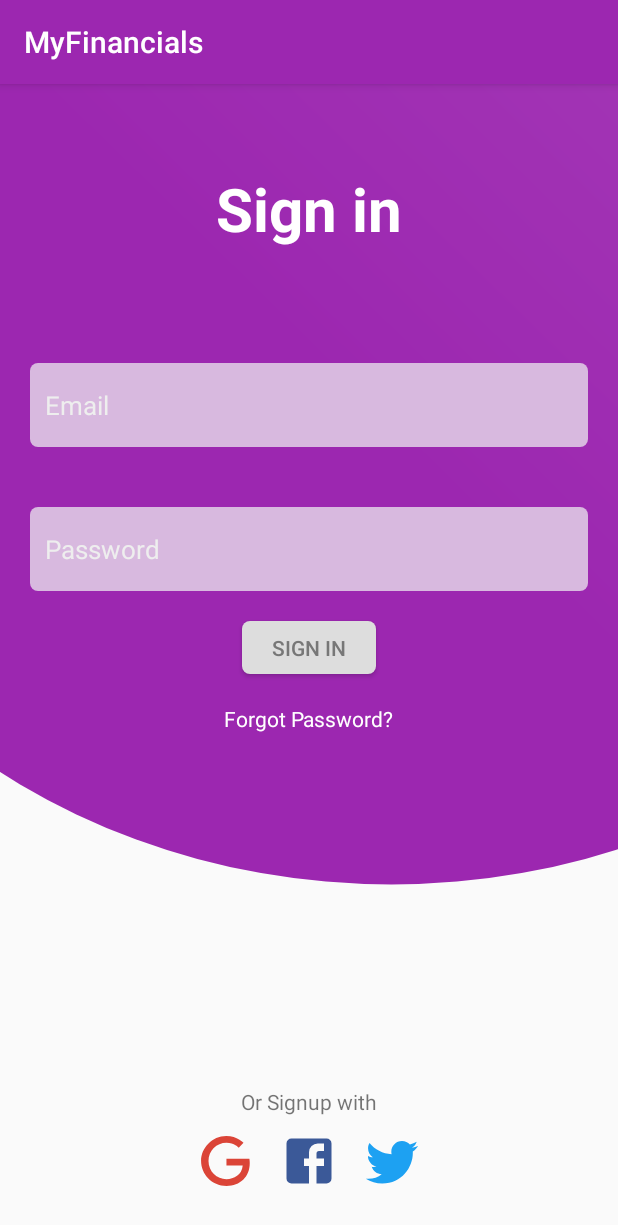
After one commit to ranwang21/android_finance_record_app, an Android app: the LoginActivity screen opened directly, with no data from a screen before it, on a phone screen of 412 x 824 dp. The commit adds this screen. Shown: the top 1225 px of the screen. Run offline under Robolectric (Android 15) with nearby library versions, the phone set to English and light mode, and no system bars.

Commit message:
user interface done

```diff
--- a/app/build.gradle
+++ b/app/build.gradle
@@ -33,4 +33,5 @@ dependencies {
     testImplementation 'junit:junit:4.12'
     androidTestImplementation 'androidx.test.ext:junit:1.1.0'
     androidTestImplementation 'androidx.test.espresso:espresso-core:3.1.1'
+    implementation 'com.facebook.android:facebook-login:[4,5)'
 }
--- a/app/src/main/AndroidManifest.xml
+++ b/app/src/main/AndroidManifest.xml
@@ -9,7 +9,10 @@
         android:roundIcon="@drawable/app_icon"
         android:supportsRtl="true"
         android:theme="@style/AppTheme">
-        <activity android:name=".ChartActivity"></activity>
+        <activity android:name=".LoginActivity">
+
+        </activity>
+        <activity android:name=".ChartActivity" />
         <activity android:name=".AddNewActivity" />
         <activity android:name=".MainActivity">
             <intent-filter>
--- /dev/null
+++ b/app/src/main/java/com/example/myfinancials/LoginActivity.java
@@ -0,0 +1,28 @@
+package com.example.myfinancials;
+
+import androidx.appcompat.app.AppCompatActivity;
+
+import android.os.Build;
+import android.os.Bundle;
+import android.view.Window;
+import android.view.WindowManager;
+import android.widget.Button;
+import android.widget.EditText;
+
+
+public class LoginActivity extends AppCompatActivity {
+
+    Button btn_sign;
+    EditText edt_email, edt_password;
+    @Override
+    protected void onCreate(Bundle savedInstanceState) {
+        if (Build.VERSION.SDK_INT >= Build.VERSION_CODES.KITKAT) {
+            Window w = getWindow();
+            w.setFlags(WindowManager.LayoutParams.FLAG_LAYOUT_NO_LIMITS, WindowManager.LayoutParams.FLAG_LAYOUT_NO_LIMITS);
+            super.onCreate(savedInstanceState);
+            setContentView(R.layout.activity_login);
+            btn_sign = findViewById(R.id.btn_signIn);
+
+        }
+    }
+}
--- /dev/null
+++ b/app/src/main/res/drawable/facebook_box.xml
@@ -0,0 +1,8 @@
+<!-- drawable/facebook-box.xml -->
+<vector xmlns:android="http://schemas.android.com/apk/res/android"
+    android:height="24dp"
+    android:width="24dp"
+    android:viewportWidth="24"
+    android:viewportHeight="24">
+    <path android:fillColor="#3b5998" android:pathData="M5,3H19A2,2 0 0,1 21,5V19A2,2 0 0,1 19,21H5A2,2 0 0,1 3,19V5A2,2 0 0,1 5,3M18,5H15.5A3.5,3.5 0 0,0 12,8.5V11H10V14H12V21H15V14H18V11H15V9A1,1 0 0,1 16,8H18V5Z" />
+</vector>
--- /dev/null
+++ b/app/src/main/res/drawable/google.xml
@@ -0,0 +1,8 @@
+<!-- drawable/google.xml -->
+<vector xmlns:android="http://schemas.android.com/apk/res/android"
+    android:height="24dp"
+    android:width="24dp"
+    android:viewportWidth="24"
+    android:viewportHeight="24">
+    <path android:fillColor="#DB4437" android:pathData="M21.35,11.1H12.18V13.83H18.69C18.36,17.64 15.19,19.27 12.19,19.27C8.36,19.27 5,16.25 5,12C5,7.9 8.2,4.73 12.2,4.73C15.29,4.73 17.1,6.7 17.1,6.7L19,4.72C19,4.72 16.56,2 12.1,2C6.42,2 2.03,6.8 2.03,12C2.03,17.05 6.16,22 12.25,22C17.6,22 21.5,18.33 21.5,12.91C21.5,11.76 21.35,11.1 21.35,11.1V11.1Z" />
+</vector>
--- /dev/null
+++ b/app/src/main/res/drawable/ic_login.xml
@@ -0,0 +1,27 @@
+<vector xmlns:android="http://schemas.android.com/apk/res/android"
+    xmlns:aapt="http://schemas.android.com/aapt"
+    android:width="512dp"
+    android:height="512dp"
+    android:viewportWidth="512"
+    android:viewportHeight="512">
+    <group>
+        <clip-path android:pathData="M0,0h512v512h-512z M 0,0" />
+        <path android:pathData="M-70.0,115.0a371.5,330.0,0,1,0,743.0,0.0a371.5,330.0,0,1,0,-743.0,0.0z">
+            <aapt:attr name="android:fillColor">
+                <gradient
+                    android:endX="3084"
+                    android:endY="-2705"
+                    android:startX="270"
+                    android:startY="169"
+                    android:type="linear">
+                    <item
+                        android:color="#9C27B0"
+                        android:offset="0" />
+                    <item
+                        android:color="#FFFFFFFF"
+                        android:offset="1" />
+                </gradient>
+            </aapt:attr>
+        </path>
+    </group>
+</vector>
--- /dev/null
+++ b/app/src/main/res/drawable/rounded_corner.xml
@@ -0,0 +1,10 @@
+<?xml version="1.0" encoding="UTF-8"?>
+<shape xmlns:android="http://schemas.android.com/apk/res/android">
+    <solid android:color="@color/colorPrimaryDark" />
+
+    <corners
+        android:bottomLeftRadius="5dip"
+        android:bottomRightRadius="5dip"
+        android:topLeftRadius="5dip"
+        android:topRightRadius="5dip" />
+</shape>
--- /dev/null
+++ b/app/src/main/res/drawable/rounded_corner_button.xml
@@ -0,0 +1,10 @@
+<?xml version="1.0" encoding="UTF-8"?>
+<shape xmlns:android="http://schemas.android.com/apk/res/android">
+    <solid android:color="#ddd" />
+
+    <corners
+        android:bottomLeftRadius="5dip"
+        android:bottomRightRadius="5dip"
+        android:topLeftRadius="5dip"
+        android:topRightRadius="5dip" />
+</shape>
--- /dev/null
+++ b/app/src/main/res/drawable/twitter.xml
@@ -0,0 +1,8 @@
+<!-- drawable/twitter.xml -->
+<vector xmlns:android="http://schemas.android.com/apk/res/android"
+    android:height="24dp"
+    android:width="24dp"
+    android:viewportWidth="24"
+    android:viewportHeight="24">
+    <path android:fillColor="#1DA1F2" android:pathData="M22.46,6C21.69,6.35 20.86,6.58 20,6.69C20.88,6.16 21.56,5.32 21.88,4.31C21.05,4.81 20.13,5.16 19.16,5.36C18.37,4.5 17.26,4 16,4C13.65,4 11.73,5.92 11.73,8.29C11.73,8.63 11.77,8.96 11.84,9.27C8.28,9.09 5.11,7.38 3,4.79C2.63,5.42 2.42,6.16 2.42,6.94C2.42,8.43 3.17,9.75 4.33,10.5C3.62,10.5 2.96,10.3 2.38,10C2.38,10 2.38,10 2.38,10.03C2.38,12.11 3.86,13.85 5.82,14.24C5.46,14.34 5.08,14.39 4.69,14.39C4.42,14.39 4.15,14.36 3.89,14.31C4.43,16 6,17.26 7.89,17.29C6.43,18.45 4.58,19.13 2.56,19.13C2.22,19.13 1.88,19.11 1.54,19.07C3.44,20.29 5.7,21 8.12,21C16,21 20.33,14.46 20.33,8.79C20.33,8.6 20.33,8.42 20.32,8.23C21.16,7.63 21.88,6.87 22.46,6Z" />
+</vector>
--- /dev/null
+++ b/app/src/main/res/layout/activity_login.xml
@@ -0,0 +1,128 @@
+<?xml version="1.0" encoding="utf-8"?>
+<RelativeLayout xmlns:android="http://schemas.android.com/apk/res/android"
+    xmlns:app="http://schemas.android.com/apk/res-auto"
+    xmlns:tools="http://schemas.android.com/tools"
+    android:layout_width="match_parent"
+    android:layout_height="match_parent"
+    tools:context=".MainActivity">
+
+    <LinearLayout
+        android:layout_width="match_parent"
+        android:layout_height="match_parent"
+        android:orientation="vertical">
+
+        <ImageView
+            android:layout_width="match_parent"
+            android:layout_height="0dp"
+            android:layout_weight="4"
+            android:scaleType="centerCrop"
+            android:src="@drawable/ic_login" />
+
+        <View
+            android:layout_width="match_parent"
+            android:layout_height="0dp"
+            android:layout_weight="1" />
+    </LinearLayout>
+
+
+    <LinearLayout
+        android:layout_width="match_parent"
+        android:layout_height="wrap_content"
+        android:gravity="center"
+        android:orientation="vertical">
+
+        <TextView
+            android:layout_width="wrap_content"
+            android:layout_height="wrap_content"
+            android:layout_margin="?actionBarSize"
+            android:text="@string/signin"
+            android:textColor="#fff"
+            android:textSize="40sp"
+            android:textStyle="bold" />
+
+        <EditText
+            android:id="@+id/edt_email"
+            android:layout_width="match_parent"
+            android:layout_height="?actionBarSize"
+            android:layout_margin="20dp"
+            android:background="@drawable/rounded_corner"
+            android:hint="Email"
+            android:paddingStart="10dp"
+            android:paddingLeft="10dp"
+            android:textColor="#fff"
+            android:textColorHint="#eee"
+            android:textSize="17sp" />
+
+        <EditText
+            android:id="@+id/edt_password"
+            android:layout_width="match_parent"
+            android:layout_height="?actionBarSize"
+            android:layout_margin="20dp"
+            android:background="@drawable/rounded_corner"
+            android:hint="Password"
+            android:inputType="textPassword"
+            android:paddingStart="10dp"
+            android:paddingLeft="10dp"
+            android:textColor="#fff"
+            android:textColorHint="#eee"
+            android:textSize="17sp" />
+
+        <Button
+            android:id="@+id/btn_signIn"
+            android:layout_width="wrap_content"
+            android:layout_height="35dp"
+            android:background="@drawable/rounded_corner_button"
+            android:paddingLeft="20dp"
+            android:paddingRight="20dp"
+            android:text="@string/signin"
+            android:textColor="#777" />
+
+        <TextView
+            android:layout_width="wrap_content"
+            android:layout_height="wrap_content"
+            android:layout_marginTop="20dp"
+            android:text="@string/forgotPassword"
+            android:textColor="#fff" />
+    </LinearLayout>
+
+
+    <LinearLayout
+        android:layout_width="match_parent"
+        android:layout_height="wrap_content"
+        android:layout_alignParentBottom="true"
+        android:layout_marginBottom="30dp"
+        android:gravity="center"
+        android:orientation="vertical">
+
+        <TextView
+            android:layout_width="wrap_content"
+            android:layout_height="wrap_content"
+            android:layout_marginBottom="10dp"
+            android:text="@string/signupwith" />
+
+        <LinearLayout
+            android:layout_width="wrap_content"
+            android:layout_height="wrap_content">
+
+            <ImageButton
+                android:layout_width="40dp"
+                android:layout_height="40dp"
+                android:layout_marginRight="15dp"
+                android:background="@drawable/google" />
+
+            <ImageButton
+                android:layout_width="40dp"
+                android:layout_height="40dp"
+                android:layout_marginRight="15dp"
+                android:background="@drawable/facebook_box" />
+
+            <ImageButton
+                android:layout_width="40dp"
+                android:layout_height="40dp"
+                android:background="@drawable/twitter" />
+        </LinearLayout>
+
+
+    </LinearLayout>
+
+</RelativeLayout>
--- a/app/src/main/res/values/strings.xml
+++ b/app/src/main/res/values/strings.xml
@@ -4,6 +4,10 @@
     <string name="income">Income</string>
     <string name="depense">Depenses</string>
     <string name="balance">Balance</string>
+    <string name="signin">Sign in</string>
+    <string name="forgotPassword">Forgot Password?</string>
+    <string name="signupwith">Or Signup with</string>
+
     <!--    add new-->
     <string name="title_activity_add_new">add_new</string>
     <string name="hint_amount">Amount</string>
@@ -20,7 +24,7 @@
         <item>Transport</item>
     </string-array>
 
-<!--    chart-->
+    <!--    chart-->
     <string name="month_prompt">Select a Month</string>
     <string-array name="month_arrays">
         <item>Select a Month</item>
```
Also changed, not shown: app/src/main/assets/bd/bd_tp_android.db.
